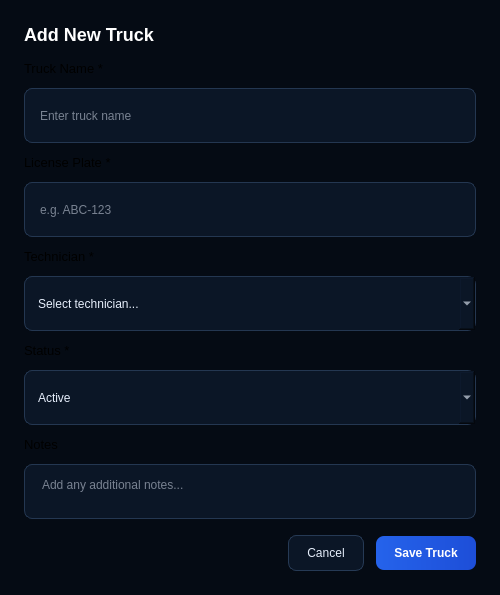
Felipeact/InventoryQtApp, file InventoryQtApp/AddEditTruckDialog.ui: the form before one commit.
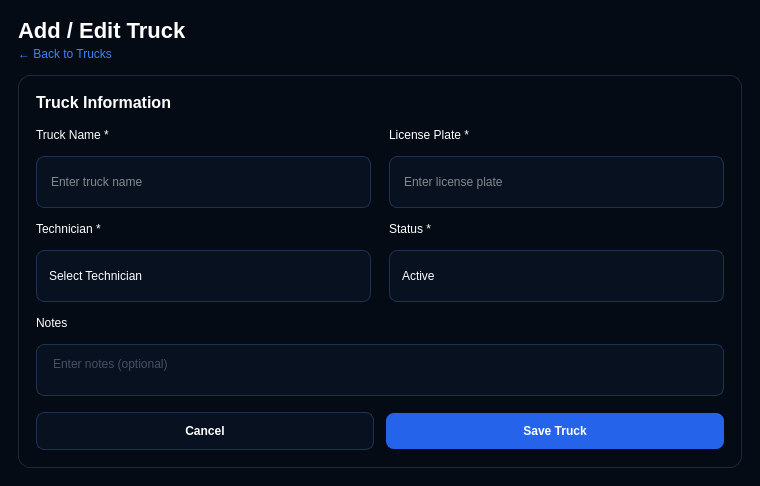
The form after the commit.

Diff of the .ui file:
```diff
--- a/InventoryQtApp/AddEditTruckDialog.ui
+++ b/InventoryQtApp/AddEditTruckDialog.ui
@@ -6,151 +6,248 @@
             <rect>
                 <x>0</x>
                 <y>0</y>
-                <width>500</width>
-                <height>450</height>
-            </rect>
-        </property>
+				<width>760</width>
+				<height>430</height>
+			</rect>
+		</property>
+
         <property name="windowTitle">
             <string>Add New Truck</string>
         </property>
         <property name="styleSheet">
             <string notr="true">
-QDialog {
-    background-color: #050B14;
-    color: white;
-}
-QLabel#dialogTitle {
-    font-size: 18px;
-    font-weight: 700;
-    color: white;
-}
-QLabel#fieldLabel {
-    font-size: 13px;
-    color: #e6eefb;
-}
-QLineEdit, QComboBox, QSpinBox, QPlainTextEdit {
-    background: #0b1626;
-    border: 1px solid #243751;
-    border-radius: 8px;
-    color: #e6eefb;
-    padding: 9px 13px;
-    min-height: 35px;
-}
-QLineEdit:focus, QComboBox:focus, QPlainTextEdit:focus {
-    border: 1px solid #2f80ed;
-    background: #0e1b2f;
-}
-QPushButton#saveButton {
-    background: qlineargradient(x1:0,y1:0,x2:1,y2:0, stop:0 #2563eb, stop:1 #1d4ed8);
-    border: none;
-    color: white;
-    border-radius: 8px;
-    padding: 10px 18px;
-    font-weight: 650;
-}
-QPushButton#saveButton:hover {
-    background: qlineargradient(x1:0,y1:0,x2:1,y2:0, stop:0 #3b82f6, stop:1 #2563eb);
-}
-QPushButton#cancelButton {
-    background: #0b1626;
-    border: 1px solid #263a55;
-    color: #e6eefb;
-    border-radius: 8px;
-    padding: 10px 18px;
-}
-QPushButton#cancelButton:hover {
-    background: #14253d;
-    border-color: #2f80ed;
-}
-            </string>
-        </property>
+				QDialog#AddEditTruckDialogClass {
+				background-color: #050B14;
+				color: #FFFFFF;
+				font-family: "Segoe UI";
+				}
+
+				QLabel {
+				background: transparent;
+				color: #FFFFFF;
+				}
+
+				QLabel#dialogTitle {
+				font-size: 22px;
+				font-weight: 800;
+				}
+
+				QLabel#backLabel {
+				color: #3B82F6;
+				font-size: 12px;
+				}
+
+				QWidget#formCard {
+				background: qlineargradient(
+				x1:0, y1:0,
+				x2:1, y2:1,
+				stop:0 #0B1626,
+				stop:1 #091322
+				);
+				border: 1px solid #1B2A40;
+				border-radius: 12px;
+				}
+
+				QLabel#sectionTitle {
+				font-size: 16px;
+				font-weight: 800;
+				color: #FFFFFF;
+				}
+
+				QLabel#fieldLabel {
+				color: #CBD5E1;
+				font-size: 12px;
+				font-weight: 600;
+				}
+
+				QLineEdit,
+				QComboBox,
+				QPlainTextEdit {
+				background-color: #08111F;
+				border: 1px solid #1E3350;
+				border-radius: 8px;
+				color: #FFFFFF;
+				padding: 8px 12px;
+				min-height: 34px;
+				font-size: 12px;
+				}
+
+				QLineEdit:focus,
+				QComboBox:focus,
+				QPlainTextEdit:focus {
+				border: 1px solid #2563EB;
+				background-color: #0B1626;
+				}
+
+				QLineEdit::placeholder,
+				QPlainTextEdit {
+				color: #7F8DA3;
+				}
+
+				QComboBox::drop-down {
+				border: none;
+				width: 26px;
+				}
+
+				QPushButton#cancelButton {
+				background-color: #08111F;
+				border: 1px solid #1E3350;
+				border-radius: 8px;
+				color: #FFFFFF;
+				min-height: 36px;
+				font-weight: 700;
+				}
+
+				QPushButton#cancelButton:hover {
+				background-color: #111C2D;
+				border: 1px solid #2563EB;
+				}
+
+				QPushButton#saveButton {
+				background-color: #2563EB;
+				border: none;
+				border-radius: 8px;
+				color: #FFFFFF;
+				min-height: 36px;
+				font-weight: 800;
+				}
+
+				QPushButton#saveButton:hover {
+				background-color: #1D4ED8;
+				}
+			</string>
+		</property>
+
         <layout class="QVBoxLayout" name="rootLayout">
             <property name="leftMargin">
-                <number>24</number>
+				<number>18</number>
             </property>
             <property name="topMargin">
-                <number>24</number>
+				<number>18</number>
             </property>
             <property name="rightMargin">
-                <number>24</number>
+				<number>18</number>
             </property>
             <property name="bottomMargin">
-                <number>24</number>
+				<number>18</number>
             </property>
             <property name="spacing">
-                <number>16</number>
+				<number>14</number>
             </property>
 
-            <!-- Title -->
+			<item>
+				<layout class="QVBoxLayout" name="titleLayout">
+					<property name="spacing">
+						<number>4</number>
+					</property>
+
             <item>
                 <widget class="QLabel" name="dialogTitle">
                     <property name="text">
-                        <string>Add New Truck</string>
+								<string>Add / Edit Truck</string>
                     </property>
                 </widget>
             </item>
 
-            <!-- Form Fields -->
             <item>
-                <layout class="QVBoxLayout" name="formLayout">
+						<widget class="QLabel" name="backLabel">
+							<property name="text">
+								<string>← Back to Trucks</string>
+							</property>
+						</widget>
+					</item>
+				</layout>
+			</item>
+
+			<item>
+				<widget class="QWidget" name="formCard" native="true">
+					<layout class="QVBoxLayout" name="formCardLayout">
+						<property name="leftMargin">
+							<number>18</number>
+						</property>
+						<property name="topMargin">
+							<number>18</number>
+						</property>
+						<property name="rightMargin">
+							<number>18</number>
+						</property>
+						<property name="bottomMargin">
+							<number>18</number>
+						</property>
                     <property name="spacing">
-                        <number>12</number>
+							<number>16</number>
                     </property>
 
-                    <!-- Truck Name -->
                     <item>
+							<widget class="QLabel" name="sectionTitle">
+								<property name="text">
+									<string>Truck Information</string>
+								</property>
+							</widget>
+						</item>
+
+						<item>
+							<layout class="QGridLayout" name="formGrid">
+								<property name="horizontalSpacing">
+									<number>18</number>
+								</property>
+								<property name="verticalSpacing">
+									<number>14</number>
+								</property>
+
+								<item row="0" column="0">
                         <widget class="QLabel" name="truckNameLabel">
                             <property name="text">
                                 <string>Truck Name *</string>
                             </property>
-                            <property name="styleSheet">
-                                <string notr="true">font-size: 13px;</string>
-                            </property>
-                        </widget>
-                    </item>
-                    <item>
-                        <widget class="QLineEdit" name="truckNameInput">
-                            <property name="placeholderText">
-                                <string>Enter truck name</string>
-                            </property>
                         </widget>
                     </item>
 
-                    <!-- License Plate -->
-                    <item>
+								<item row="0" column="1">
                         <widget class="QLabel" name="licensePlateLabel">
                             <property name="text">
                                 <string>License Plate *</string>
                             </property>
-                            <property name="styleSheet">
-                                <string notr="true">font-size: 13px;</string>
+									</widget>
+								</item>
+
+								<item row="1" column="0">
+									<widget class="QLineEdit" name="truckNameInput">
+										<property name="placeholderText">
+											<string>Enter truck name</string>
                             </property>
                         </widget>
                     </item>
-                    <item>
+
+								<item row="1" column="1">
                         <widget class="QLineEdit" name="licensePlateInput">
                             <property name="placeholderText">
-                                <string>e.g. ABC-123</string>
+											<string>Enter license plate</string>
                             </property>
                         </widget>
                     </item>
 
-                    <!-- Technician -->
-                    <item>
+								<item row="2" column="0">
                         <widget class="QLabel" name="technicianLabel">
                             <property name="text">
                                 <string>Technician *</string>
                             </property>
-                            <property name="styleSheet">
-                                <string notr="true">font-size: 13px;</string>
+									</widget>
+								</item>
+
+								<item row="2" column="1">
+									<widget class="QLabel" name="statusLabel">
+										<property name="text">
+											<string>Status *</string>
                             </property>
                         </widget>
                     </item>
-                    <item>
-                        <widget class="QComboBox" name="technicianCombo">
+
+								<item row="3" column="0">
+									<widget class="QComboBox" name="technicianComboBox">
                             <item>
                                 <property name="text">
-                                    <string>Select technician...</string>
+												<string>Select Technician</string>
                                 </property>
                             </item>
                             <item>
@@ -171,19 +268,8 @@
                         </widget>
                     </item>
 
-                    <!-- Status -->
-                    <item>
-                        <widget class="QLabel" name="statusLabel">
-                            <property name="text">
-                                <string>Status *</string>
-                            </property>
-                            <property name="styleSheet">
-                                <string notr="true">font-size: 13px;</string>
-                            </property>
-                        </widget>
-                    </item>
-                    <item>
-                        <widget class="QComboBox" name="statusCombo">
+								<item row="3" column="1">
+									<widget class="QComboBox" name="statusComboBox">
                             <item>
                                 <property name="text">
                                     <string>Active</string>
@@ -202,21 +288,18 @@
                         </widget>
                     </item>
 
-                    <!-- Notes -->
-                    <item>
+								<item row="4" column="0" colspan="2">
                         <widget class="QLabel" name="notesLabel">
                             <property name="text">
                                 <string>Notes</string>
                             </property>
-                            <property name="styleSheet">
-                                <string notr="true">font-size: 13px;</string>
-                            </property>
-                        </widget>
-                    </item>
-                    <item>
+									</widget>
+								</item>
+
+								<item row="5" column="0" colspan="2">
                         <widget class="QPlainTextEdit" name="notesInput">
                             <property name="placeholderText">
-                                <string>Add any additional notes...</string>
+											<string>Enter notes (optional)</string>
                             </property>
                             <property name="minimumHeight">
                                 <number>80</number>
@@ -226,39 +309,12 @@
                 </layout>
             </item>
 
-            <item>
-                <spacer name="formSpacer">
-                    <property name="orientation">
-                        <enum>Qt::Vertical</enum>
-                    </property>
-                    <property name="sizeHint" stdset="0">
-                        <size>
-                            <width>20</width>
-                            <height>40</height>
-                        </size>
-                    </property>
-                </spacer>
-            </item>
-
-            <!-- Buttons -->
             <item>
                 <layout class="QHBoxLayout" name="buttonLayout">
                     <property name="spacing">
                         <number>12</number>
                     </property>
-                    <item>
-                        <spacer name="buttonSpacer">
-                            <property name="orientation">
-                                <enum>Qt::Horizontal</enum>
-                            </property>
-                            <property name="sizeHint" stdset="0">
-                                <size>
-                                    <width>40</width>
-                                    <height>20</height>
-                                </size>
-                            </property>
-                        </spacer>
-                    </item>
+
                     <item>
                         <widget class="QPushButton" name="cancelButton">
                             <property name="text">
@@ -283,4 +339,10 @@
             </item>
         </layout>
     </widget>
+			</item>
+		</layout>
+	</widget>
+
+	<resources/>
+	<connections/>
 </ui>
```
Left out of the diff: 19 changed lines with no effect on the pictures. Lines whose indentation alone changed are shown as unchanged.
